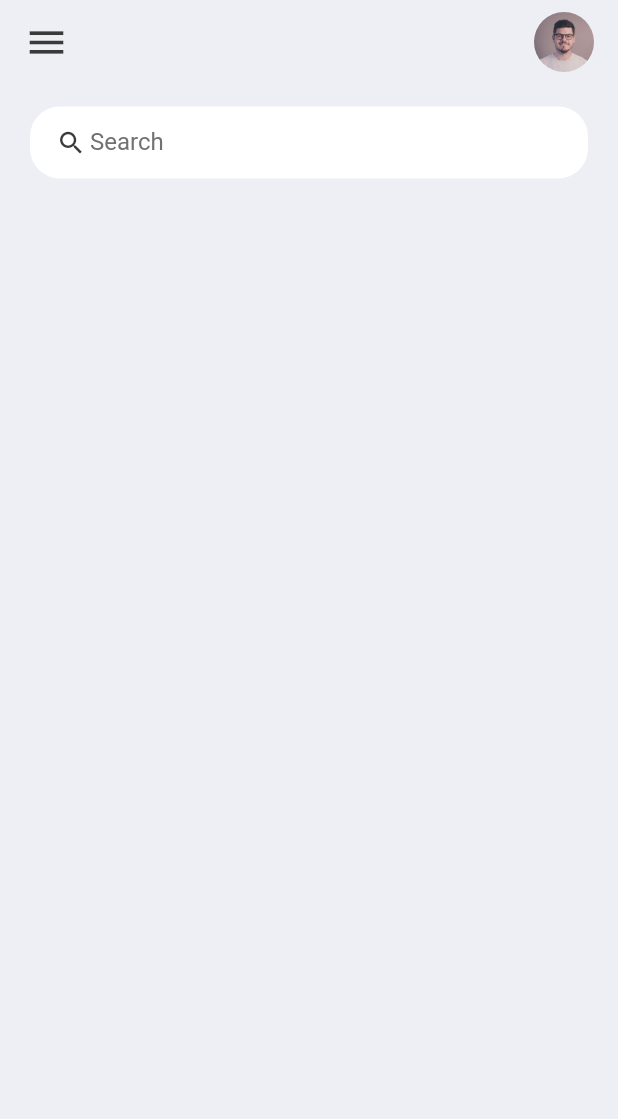
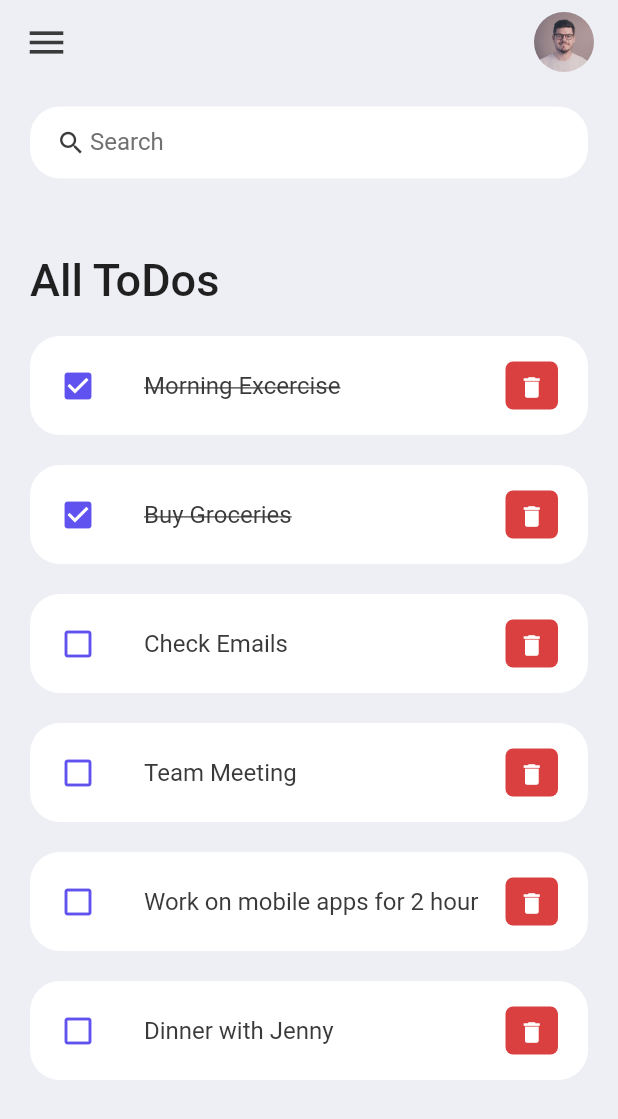
Before and after one commit to KavinduR98/ToDo-App, a Flutter app: the screen it shows after launch, on a phone screen of 412 x 824 dp. Shown: the top 1119 px of the screen. Run offline on Flutter 3.47's test engine with Material 2 defaults, Android fonts, the phone set to English and light mode, and no system bars.

Commit message:
Create To-Do items using ListTile

```diff
--- /dev/null
+++ b/lib/model/todo.dart
@@ -0,0 +1,34 @@
+class ToDo {
+  String? id;
+  String? todoText;
+  bool isDone;
+
+  ToDo({
+    required this.id,
+    required this.todoText,
+    this.isDone = false,
+  });
+
+  static List<ToDo> todoList() {
+    return [
+      ToDo(id: '01', todoText: 'Morning Excercise', isDone: true),
+      ToDo(id: '02', todoText: 'Buy Groceries', isDone: true),
+      ToDo(
+        id: '03',
+        todoText: 'Check Emails',
+      ),
+      ToDo(
+        id: '04',
+        todoText: 'Team Meeting',
+      ),
+      ToDo(
+        id: '05',
+        todoText: 'Work on mobile apps for 2 hour',
+      ),
+      ToDo(
+        id: '06',
+        todoText: 'Dinner with Jenny',
+      ),
+    ];
+  }
+}
--- a/lib/screens/home.dart
+++ b/lib/screens/home.dart
@@ -1,8 +1,12 @@
 import 'package:flutter/material.dart';
 import 'package:todo_app/constants/colors.dart';
+import 'package:todo_app/model/todo.dart';
+import 'package:todo_app/widgets/todo_item.dart';
 
 class Home extends StatelessWidget {
-  const Home({Key? key}) : super(key: key);
+  Home({Key? key}) : super(key: key);
+
+  final todoList = ToDo.todoList();
 
   @override
   Widget build(BuildContext context) {
@@ -14,6 +18,24 @@ class Home extends StatelessWidget {
         child: Column(
           children: [
             searchBox(),
+            Expanded(
+              child: ListView(
+                children: [
+                  Container(
+                    margin: const EdgeInsets.only(top: 50.0, bottom: 20.0),
+                    child: const Text(
+                      'All ToDos',
+                      style: TextStyle(
+                          fontSize: 30.0, fontWeight: FontWeight.w500),
+                    ),
+                  ),
+                  for (ToDo todoo in todoList)
+                    ToDoItem(
+                      todo: todoo,
+                    )
+                ],
+              ),
+            )
           ],
         ),
       ),
--- /dev/null
+++ b/lib/widgets/todo_item.dart
@@ -0,0 +1,58 @@
+import 'package:flutter/material.dart';
+import 'package:todo_app/constants/colors.dart';
+import '../model/todo.dart';
+
+class ToDoItem extends StatelessWidget {
+  final ToDo todo;
+
+  const ToDoItem({Key? key, required this.todo}) : super(key: key);
+
+  @override
+  Widget build(BuildContext context) {
+    return Container(
+      margin: const EdgeInsets.only(bottom: 20.0),
+      child: ListTile(
+        onTap: () {
+          print('Clicked on ToDo Item.');
+        },
+        shape: RoundedRectangleBorder(
+          borderRadius: BorderRadius.circular(20.0),
+        ),
+        contentPadding:
+            const EdgeInsets.symmetric(horizontal: 20.0, vertical: 5.0),
+        tileColor: Colors.white,
+        leading: Icon(
+          todo.isDone
+              ? Icons.check_box
+              : Icons.check_box_outline_blank_outlined,
+          color: tdBlue,
+        ),
+        title: Text(
+          todo.todoText!,
+          style: TextStyle(
+              fontSize: 16.0,
+              color: tdBlack,
+              decoration: todo.isDone ? TextDecoration.lineThrough : null),
+        ),
+        trailing: Container(
+          padding: const EdgeInsets.all(0.0),
+          margin: const EdgeInsets.symmetric(vertical: 12.0),
+          height: 35.0,
+          width: 35.0,
+          decoration: BoxDecoration(
+            color: tdRed,
+            borderRadius: BorderRadius.circular(5),
+          ),
+          child: IconButton(
+            color: Colors.white,
+            iconSize: 18.0,
+            icon: const Icon(Icons.delete),
+            onPressed: () {
+              print("Clicked on delete icon.");
+            },
+          ),
+        ),
+      ),
+    );
+  }
+}
```
